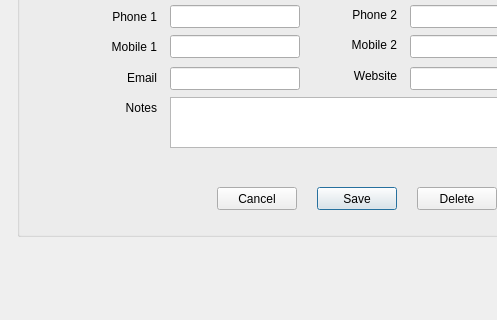
thamizha/angadi, file src/customerform.ui: the form before one commit; both pictures show x 0 to 497 and y 366 to 686 of the 634 by 686 pixel window.
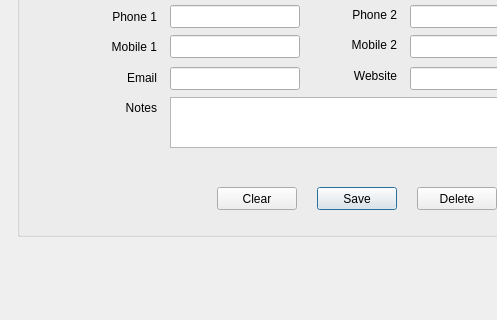
The form after the commit.

The edit to the form file:
```diff
--- a/src/customerform.ui
+++ b/src/customerform.ui
@@ -177,7 +177,7 @@
            </rect>
           </property>
           <property name="text">
-           <string>Cancel</string>
+           <string>Clear</string>
           </property>
           <property name="default">
            <bool>false</bool>
```
Left out of the diff: 3 changed lines with no effect on the pictures.
